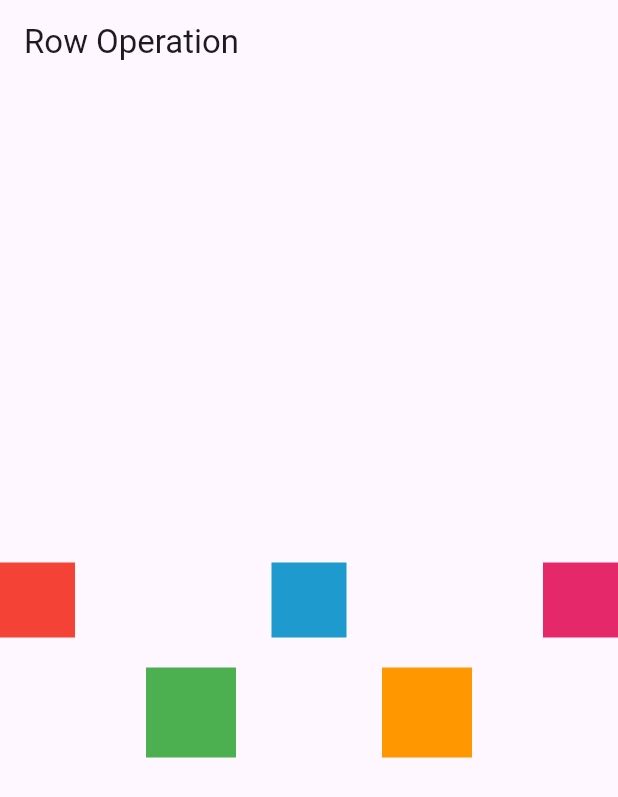
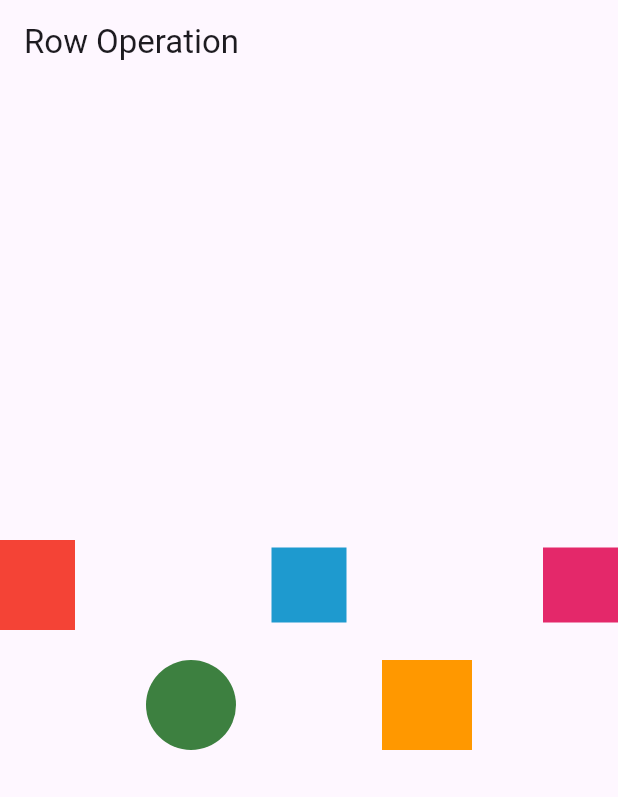
Before and after one commit to CelebrityAdil/Flutter-project-1, a Flutter app: the screen it shows after launch, on a phone screen of 412 x 824 dp. Shown: the top 797 px of the screen. Run offline on Flutter 3.47's test engine with Material 3 defaults, Android fonts, the phone set to English and light mode, and no system bars; our stand-ins replace cloud_firestore, firebase_auth, firebase_core; accounts and stored records are empty; key blocks and very long unbroken strings in the code were emptied for the run.

Commit message:
updated code

```diff
--- a/lib/rowoperations.dart
+++ b/lib/rowoperations.dart
@@ -14,7 +14,7 @@ class Rowoperations extends StatelessWidget {
               mainAxisAlignment: MainAxisAlignment.spaceBetween,
               crossAxisAlignment: CrossAxisAlignment.center,
               children: [
-                Container(width: 50, height: 50, color: Colors.red),
+                Container(width: 50, height: 60, color: Colors.red),
                 Container(
                   width: 50,
                   height: 50,
@@ -31,10 +31,18 @@ class Rowoperations extends StatelessWidget {
             Row(
               mainAxisAlignment: MainAxisAlignment.spaceEvenly,
               children: [
-                Container(width: 60, height: 60, color: Colors.green),
+                Container(
+                  width: 60,
+                  height: 60,
+                  decoration: BoxDecoration(
+                    color: const Color.fromARGB(255, 61, 128, 64),
+                    borderRadius: BorderRadius.all(Radius.circular(30)),
+                  ),
+                ),
                 Container(width: 60, height: 60, color: Colors.orange),
               ],
             ),
+            SizedBox(height: 20), // Space between rows
           ],
         ),
       ),
```
